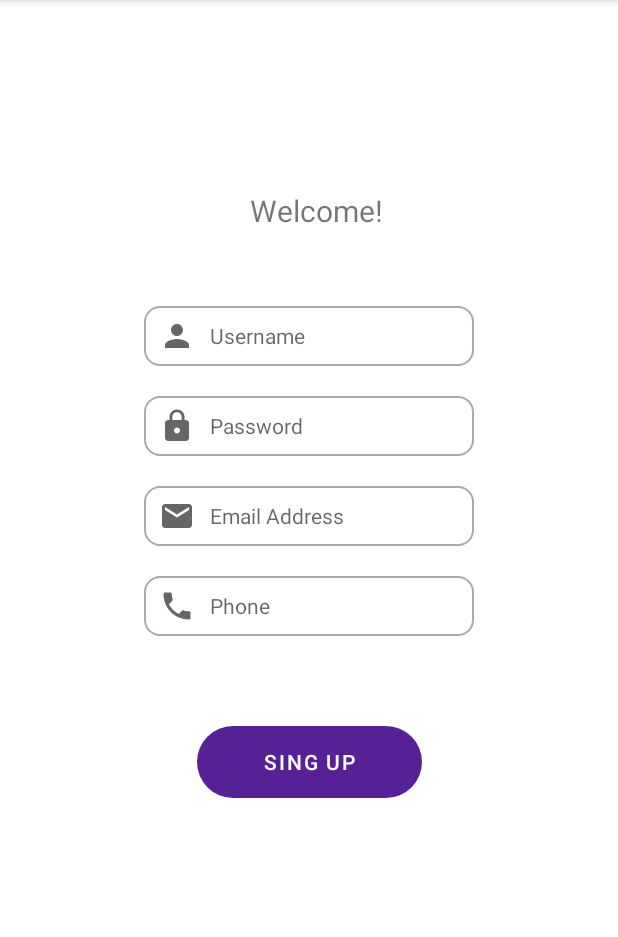
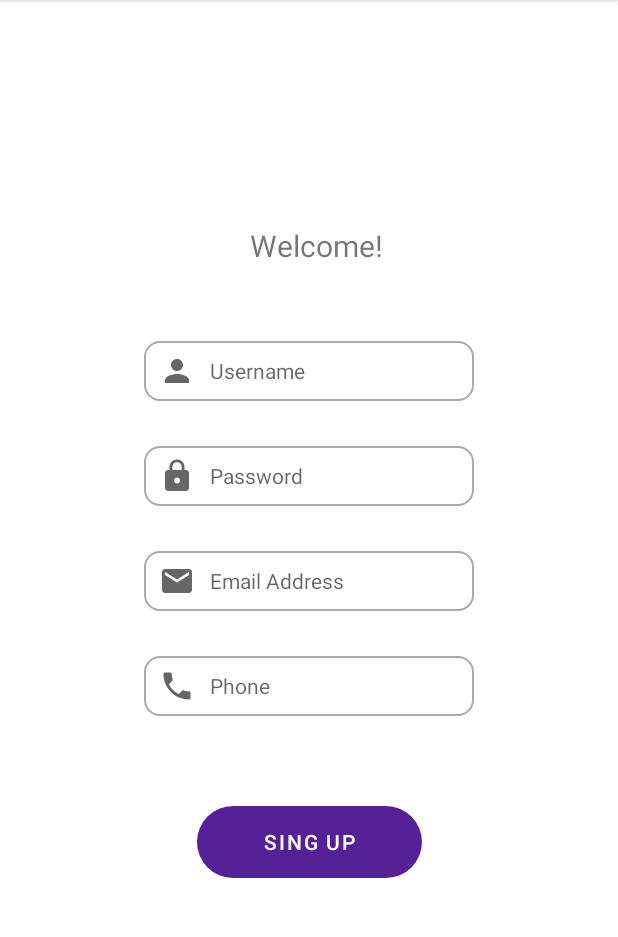
Before and after one commit to tabanezjoao/SIMProject, an Android app: the screen it shows after launch (MainActivity), after a tap on "SIGN UP", on a phone screen of 412 x 824 dp, the part 84-1021 px from its top. Run offline under Robolectric (Android 15) with nearby library versions, the phone set to English and light mode, and no system bars.

Commit message:
updated resgister layout

```diff
--- a/FitnessApp/app/src/main/res/layout/activity_register.xml
+++ b/FitnessApp/app/src/main/res/layout/activity_register.xml
@@ -19,7 +19,7 @@
         app:layout_constraintRight_toRightOf="parent"
         app:layout_constraintBottom_toTopOf="@id/editTextUsername"
         app:layout_constraintVertical_chainStyle="packed"
-        app:layout_constraintVertical_bias="0.35"
+        app:layout_constraintVertical_bias="0.45"
         android:layout_marginBottom="50dp"/>
 
     <EditText
@@ -39,7 +39,7 @@
         app:layout_constraintLeft_toLeftOf="parent"
         app:layout_constraintRight_toRightOf="parent"
         app:layout_constraintBottom_toTopOf="@+id/editTextPassword"
-        android:layout_marginBottom="20dp"
+        android:layout_marginBottom="30dp"
         android:drawableStart="@drawable/ic_person"/>
 
     <EditText
@@ -59,7 +59,7 @@
         app:layout_constraintLeft_toLeftOf="parent"
         app:layout_constraintRight_toRightOf="parent"
         app:layout_constraintBottom_toTopOf="@+id/editTextEmail"
-        android:layout_marginBottom="20dp"
+        android:layout_marginBottom="30dp"
         android:drawableStart="@drawable/ic_lock"/>
 
     <EditText
@@ -79,7 +79,7 @@
         app:layout_constraintLeft_toLeftOf="parent"
         app:layout_constraintRight_toRightOf="parent"
         app:layout_constraintBottom_toTopOf="@+id/editTextPhone"
-        android:layout_marginBottom="20dp"
+        android:layout_marginBottom="30dp"
         android:drawableStart="@drawable/ic_email"/>
 
     <EditText
```
Also changed, not shown: FitnessApp/app/src/main/res/drawable/custom_input.xml (line endings or trailing spaces).
